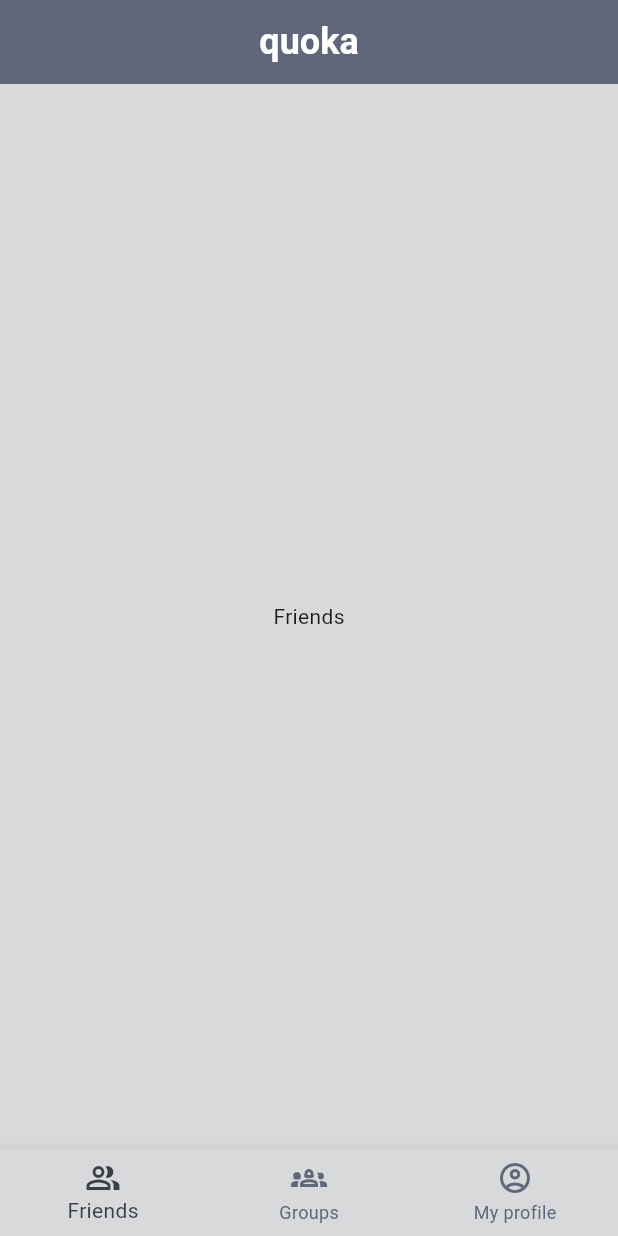
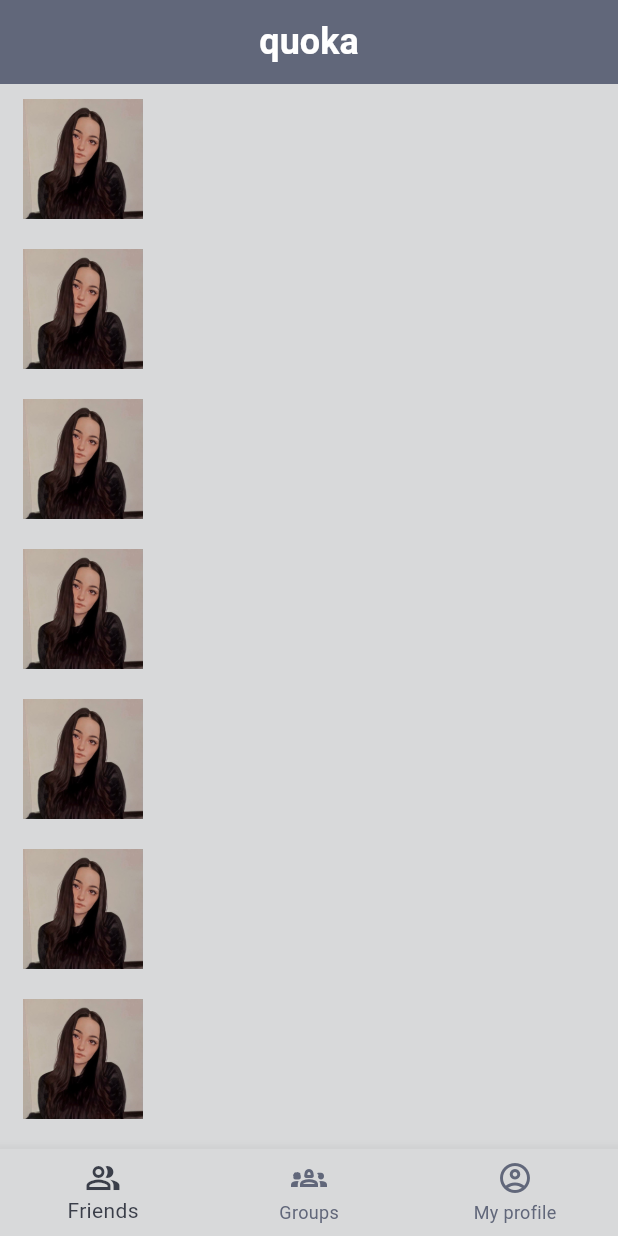
Before and after one commit to nodleSsh/quoks, a Flutter app: the screen it shows after launch, after a tap on "Login", on a phone screen of 412 x 824 dp. Run offline on Flutter 3.47's test engine with Material 3 defaults, Android fonts, the phone set to English and light mode, and no system bars; our stand-ins replace salomon_bottom_bar.

Commit message:
create friends list and connection spider

```diff
--- /dev/null
+++ b/lib/resources/app_images.dart
@@ -0,0 +1,7 @@
+part of 'resources.dart';
+
+class AppImages {
+  AppImages._();
+
+  static const String avatar = 'images/avatar.jpg';
+}
--- /dev/null
+++ b/lib/resources/resources.dart
@@ -0,0 +1 @@
+part 'app_images.dart';
--- a/lib/widgets/auth/auth_widget.dart
+++ b/lib/widgets/auth/auth_widget.dart
@@ -121,6 +121,13 @@ class __FormWidgetState extends State<_FormWidget> {
               border: OutlineInputBorder(
                 borderRadius: BorderRadius.circular(25),
               ),
+              focusedBorder: OutlineInputBorder(
+                borderRadius: BorderRadius.circular(25),
+                borderSide: const BorderSide(
+                  color: Color.fromARGB(255, 87, 87, 125),
+                  width: 2,
+                ),
+              ),
             ),
           ),
           const SizedBox(
@@ -139,6 +146,13 @@ class __FormWidgetState extends State<_FormWidget> {
               isCollapsed: false,
               border: OutlineInputBorder(
                 borderRadius: BorderRadius.circular(25),
+              ),
+              focusedBorder: OutlineInputBorder(
+                borderRadius: BorderRadius.circular(25),
+                borderSide: const BorderSide(
+                  color: Color.fromARGB(255, 87, 87, 125),
+                  width: 2,
+                ),
               ),
             ),
           ),
--- /dev/null
+++ b/lib/widgets/auth/friends_list/friends_list_widget.dart
@@ -0,0 +1,29 @@
+import 'package:flutter/material.dart';
+import 'package:social_vk/resources/resources.dart';
+
+class FriendsListWidgets extends StatelessWidget {
+  const FriendsListWidgets({super.key});
+
+  @override
+  Widget build(BuildContext context) {
+    return ListView.builder(
+      itemCount: 10,
+      itemExtent: 100,
+      itemBuilder: (BuildContext context, int index) {
+        return const Padding(
+          padding: EdgeInsets.symmetric(horizontal: 15, vertical: 10),
+          child: DecoratedBox(
+            decoration: BoxDecoration(),
+            child: Row(
+              children: [
+                Image(
+                  image: AssetImage(AppImages.avatar),
+                ),
+              ],
+            ),
+          ),
+        );
+      },
+    );
+  }
+}
--- a/lib/widgets/auth/main_screen/main_screen_widget.dart
+++ b/lib/widgets/auth/main_screen/main_screen_widget.dart
@@ -1,5 +1,6 @@
 import 'package:flutter/material.dart';
 import 'package:salomon_bottom_bar/salomon_bottom_bar.dart';
+import 'package:social_vk/widgets/auth/friends_list/friends_list_widget.dart';
 
 class MainScreeWidget extends StatefulWidget {
   const MainScreeWidget({super.key});
@@ -12,9 +13,7 @@ class _MainScreeWidgetState extends State<MainScreeWidget> {
   int _currentIndex = 0;
 
   static const List<Widget> _widgetOptions = <Widget>[
-    Text(
-      'Friends',
-    ),
+    FriendsListWidgets(),
     Text(
       'Groups',
     ),
--- a/pubspec.yaml
+++ b/pubspec.yaml
@@ -36,6 +36,7 @@ dependencies:
   # Use with the CupertinoIcons class for iOS style icons.
   cupertino_icons: ^1.0.2
   salomon_bottom_bar: ^3.3.2
+  spider: ^4.2.2
 
 dev_dependencies:
   flutter_test:
@@ -60,9 +61,8 @@ flutter:
   uses-material-design: true
 
   # To add assets to your application, add an assets section, like this:
-  # assets:
-  #   - images/a_dot_burr.jpeg
-  #   - images/a_dot_ham.jpeg
+  assets:
+    - images/
 
   # An image asset can refer to one or more resolution-specific "variants", see
   # https://flutter.dev/assets-and-images/#resolution-aware
--- /dev/null
+++ b/spider.yaml
@@ -0,0 +1,35 @@
+# Generated by Spider
+# For more info on configuration, visit https://birjuvachhani.github.io/spider/grouping/
+# Generates unit tests to verify that the assets exists in assets directory
+generate_tests: false
+
+# Use this to remove vcs noise created by the `generated` comments in dart code
+no_comments: true
+
+# Exports all the generated file as the one library
+export: true
+
+# This allows you to import all the generated references with 1 single import!
+use_part_of: true
+
+# Generates a variable that contains a list of all asset values.
+use_references_list: false
+
+# Generates files with given ignore rules for file.
+# ignored_rules:
+#   - public_member_api_docs
+
+# Generates dart font family references for fonts specified in pubspec.yaml
+# fonts: true
+# -------- OR --------
+# fonts:
+#   class_name: MyFonts
+#   file_name: my_fonts
+
+# Location where all the generated references will be stored
+package: resources
+
+groups:
+  - path: images
+    class_name: AppImages
+    types: [ .png, .jpg, .jpeg, .webp, .webm, .bmp ]
```
Also changed, not shown: images/avatar.jpg (added), pubspec.lock.
